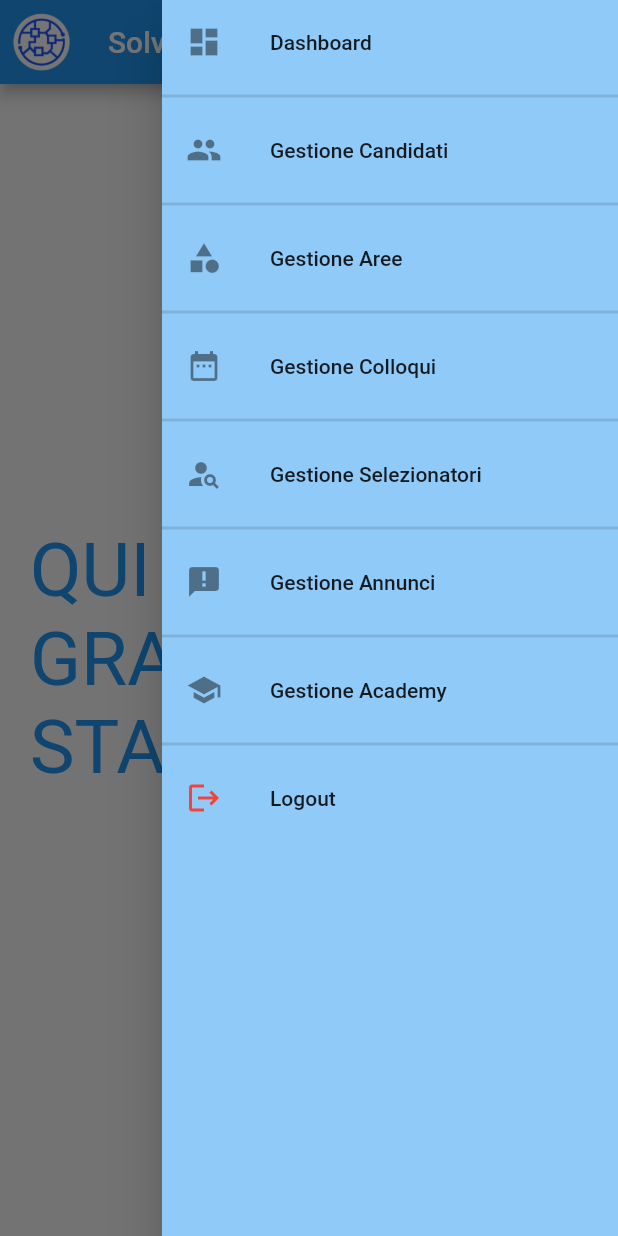
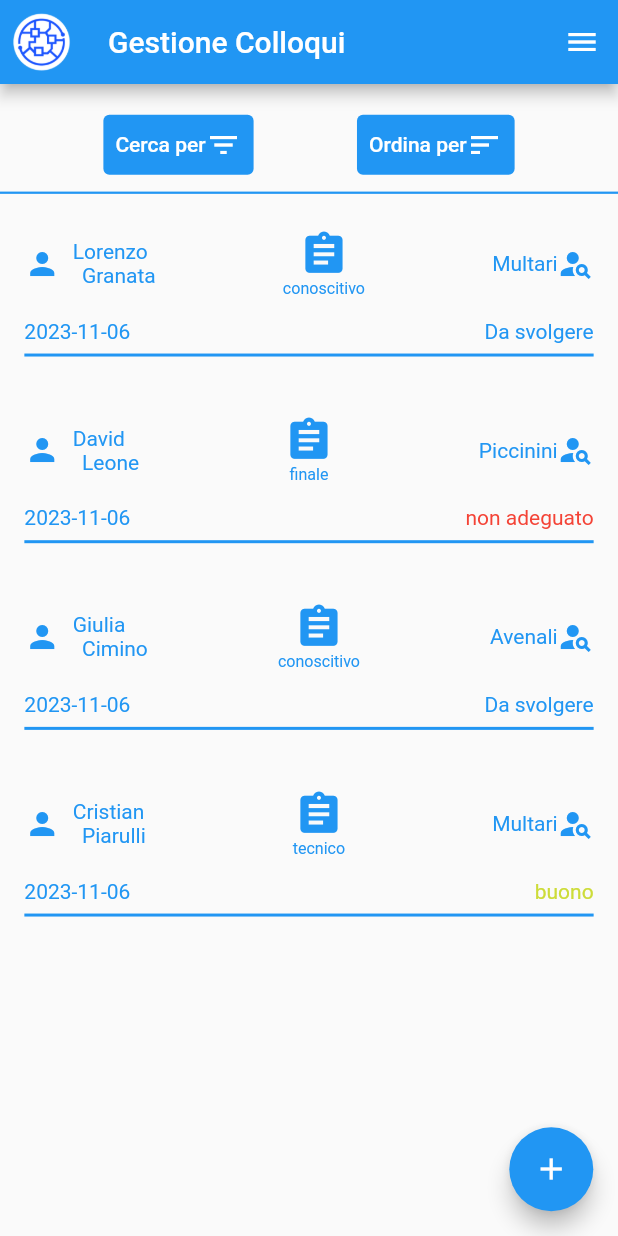
Before and after one commit to GiovanniCipolla/solving-recruitment-flutter, a Flutter app: the Home screen opened by its route, after a tap on the "menu" icon, after a tap on "Gestione Colloqui", on a phone screen of 412 x 824 dp. Run offline on Flutter 3.47's test engine with Material 2 defaults, Android fonts, the phone set to English and light mode, and no system bars.

Commit message:
Implementata screen colloquio e aggiunte map nei costants

```diff
--- a/lib/costants.dart
+++ b/lib/costants.dart
@@ -1,4 +1,5 @@
 import 'package:flutter/material.dart';
+import 'package:solving_recruitment_flutter/models/colloquio.dart';
 
 const urlAPI = 'http://localhost:8080/api';
 
@@ -48,3 +49,25 @@ void showConfirmationDialog(BuildContext context, String title,
     },
   );
 }
+
+Map<FeedbackColloquio, String> feedbackLabelMap = {
+  FeedbackColloquio.ottimo: "ottimo",
+  FeedbackColloquio.buono: "buono",
+  FeedbackColloquio.soddisfacente: "soddisfacente",
+  FeedbackColloquio.dubbio: "dubbio",
+  FeedbackColloquio.non_adeguato: "non adeguato",
+};
+
+Map<FeedbackColloquio, Color> feedbackColorMap = {
+  FeedbackColloquio.ottimo: Colors.green,
+  FeedbackColloquio.buono: Colors.lime,
+  FeedbackColloquio.soddisfacente: Colors.yellow,
+  FeedbackColloquio.dubbio: Colors.orange,
+  FeedbackColloquio.non_adeguato: Colors.red,
+};
+
+Map<Tipologia, String> tipologiaMap = {
+  Tipologia.conoscitivo: "conoscitivo",
+  Tipologia.tecnico: "tecnico",
+  Tipologia.finale: "finale",
+};
--- a/lib/data/data_mock.dart
+++ b/lib/data/data_mock.dart
@@ -1,6 +1,7 @@
 import 'package:solving_recruitment_flutter/models/annuncio.dart';
 import 'package:solving_recruitment_flutter/models/area.dart';
 import 'package:solving_recruitment_flutter/models/candidato.dart';
+import 'package:solving_recruitment_flutter/models/colloquio.dart';
 import 'package:solving_recruitment_flutter/models/selezionatore.dart';
 import 'package:solving_recruitment_flutter/models/tipologia_annuncio.dart';
 
@@ -133,3 +134,35 @@ List<CandidatoProva> candidatiMock = [
   candidato7,
   candidato8
 ];
+
+
+
+Colloquio colloquio1 = Colloquio(
+  data: DateTime.now(),
+  candidato: candidato1,
+  selezionatore: selezionatore1, tipologia: Tipologia.conoscitivo,
+);
+Colloquio colloquio2 = Colloquio(
+  data: DateTime.now(),
+  candidato: candidato2,
+  selezionatore: selezionatore2, tipologia: Tipologia.finale,
+  feedbackColloquio: FeedbackColloquio.non_adeguato
+);
+Colloquio colloquio3 = Colloquio(
+  data: DateTime.now(),
+  candidato: candidato3,
+  selezionatore: selezionatore3, tipologia: Tipologia.conoscitivo,
+);
+Colloquio colloquio4 = Colloquio(
+  data: DateTime.now(),
+  candidato: candidato4,
+  selezionatore: selezionatore1, tipologia: Tipologia.tecnico,
+  feedbackColloquio: FeedbackColloquio.buono
+);
+
+List<Colloquio> colloquiMock = [
+  colloquio1,
+  colloquio2,
+  colloquio3,
+  colloquio4
+];
--- a/lib/data/drawer_items.dart
+++ b/lib/data/drawer_items.dart
@@ -2,6 +2,7 @@ import 'package:flutter/material.dart';
 import 'package:solving_recruitment_flutter/screens/annuncio_screens/annuncio_screen.dart';
 import 'package:solving_recruitment_flutter/screens/area_screens/area_screen.dart';
 import 'package:solving_recruitment_flutter/screens/candidato_screens/candidato_screen.dart';
+import 'package:solving_recruitment_flutter/screens/colloquio_screens/colloquio_screen.dart';
 import 'package:solving_recruitment_flutter/screens/home.dart';
 import 'package:solving_recruitment_flutter/screens/login_screen.dart';
 import 'package:solving_recruitment_flutter/screens/selezionatore_screens/selezionatore_screen.dart';
@@ -48,7 +49,7 @@ final List<Map<String, dynamic>> drawerItems = [
     'title': 'Gestione Colloqui',
     'onTap': (context) {
       // Provider.of<AnnuncioProvider>(context, listen: false).getAnnunci();
-      //  Navigator.pushNamed(context, ColloquioScreen.routeName);
+       Navigator.pushNamed(context, ColloquioScreen.routeName);
     },
   },
   {
@@ -87,6 +88,18 @@ final List<Map<String, dynamic>> drawerItems = [
       Navigator.pushNamed(context, AreaScreen.routeName);
     },
   },
+   {
+    'divider': true,
+    'thickness': 2.0,
+  },
+  {
+    'icon': Icons.work,
+    'title': 'Gestione Tipologia Annunci',
+    'onTap': (context) {
+      // Provider.of<AnnuncioProvider>(context, listen: false).getAnnunci();
+      // Navigator.pushNamed(context, AreaScreen.routeName);
+    },
+  },
   {
     'divider': true,
     'thickness': 2.0,
--- a/lib/main.dart
+++ b/lib/main.dart
@@ -5,6 +5,7 @@ import 'package:solving_recruitment_flutter/providers/auth_provider.dart';
 import 'package:solving_recruitment_flutter/screens/annuncio_screens/annuncio_screen.dart';
 import 'package:solving_recruitment_flutter/screens/area_screens/area_screen.dart';
 import 'package:solving_recruitment_flutter/screens/candidato_screens/candidato_screen.dart';
+import 'package:solving_recruitment_flutter/screens/colloquio_screens/colloquio_screen.dart';
 import 'package:solving_recruitment_flutter/screens/home.dart';
 import 'package:solving_recruitment_flutter/screens/login_screen.dart';
 import 'package:solving_recruitment_flutter/screens/selezionatore_screens/selezionatore_screen.dart';
@@ -39,7 +40,7 @@ class MyApp extends StatelessWidget {
               LoginScreen.routeName: (ctx) => const LoginScreen(),
               AreaScreen.routeName: (ctx) => const AreaScreen(),
               CandidatoScreen.routeName: (ctx) => const CandidatoScreen(),
-              // ColloquioScreen.routeName: (ctx) => const ColloquioScreen(),
+              ColloquioScreen.routeName: (ctx) => const ColloquioScreen(),
               AnnuncioScreen.routeName: (ctx) => const AnnuncioScreen(),
               SelezionatoreScreen.routeName: (ctx) => const SelezionatoreScreen(),
               // TipologiaAnnuncioScreen.routeName: (ctx) => const TipologiaAnnuncioScreen(),
--- a/lib/models/colloquio.dart
+++ b/lib/models/colloquio.dart
@@ -1,39 +1,46 @@
 
 // creazione enum tipologia_annuncio
+import 'package:solving_recruitment_flutter/data/data_mock.dart';
+import 'package:solving_recruitment_flutter/models/selezionatore.dart';
+
 enum Tipologia { conoscitivo, tecnico, finale }
 
-enum Feedback { ottimo, buono, soddisfacente, dubbio, non_adeguato }
+enum FeedbackColloquio { ottimo, buono, soddisfacente, dubbio, non_adeguato }
 
 class Colloquio {
   Colloquio({
     this.id,
     required this.data,
     required this.tipologia,
-    this.feedback,
+    this.feedbackColloquio,
+    required this.candidato,
+    required this.selezionatore,
   });
 
   final String? id;
   final DateTime data;
   final Tipologia tipologia;
-  final Feedback? feedback;
+  final FeedbackColloquio? feedbackColloquio;
+  CandidatoProva candidato;
+  Selezionatore selezionatore;
   // String note;
   // Selezionatore(candidato),
 
-  factory Colloquio.fromJson(Map<String, dynamic> json) {
-    return Colloquio(
-      id: json['id'],
-      data: json['data'],
-      tipologia: json['tipologia'],
-      feedback: json['feedback'],
-    );
-  }
+  // factory Colloquio.fromJson(Map<String, dynamic> json) {
+  //   return Colloquio(
+  //     id: json['id'],
+  //     data: json['data'],
+  //     tipologia: json['tipologia'],
+  //     feedback: json['feedback'], candidato: ,
+  //   );
+  // }
 
   Map<String, dynamic> toJson() {
     return {
       'id': id,
       'data': data,
       'tipologia': tipologia,
-      'feedback': feedback,
+      'feedback': feedbackColloquio,
     };
   }
 }
--- a/lib/screens/area_screens/area_screen.dart
+++ b/lib/screens/area_screens/area_screen.dart
@@ -1,5 +1,6 @@
 import 'package:flutter/material.dart';
 import 'package:solving_recruitment_flutter/data/data_mock.dart';
+import 'package:solving_recruitment_flutter/data/size.dart';
 import 'package:solving_recruitment_flutter/widgets/area_widgets/area_item.dart';
 import 'package:solving_recruitment_flutter/widgets/custom/custom_appbar.dart';
 import 'package:solving_recruitment_flutter/widgets/custom/custom_button_add.dart';
@@ -21,7 +22,33 @@ class AreaScreen extends StatelessWidget {
             child: SingleChildScrollView(
               child: Column(
                 children: [
-                  ...areasMock.map((item) => AreaItem(area: item)).toList()
+                  ...areasMock.map((item) => AreaItem(area: item)).toList(),
+                  SizedBox(
+                    height: heightSize(context) * 0.15,
+                  ),
+                  TextButton(
+                    onPressed: () {},
+                    child: Row(
+                      mainAxisAlignment: MainAxisAlignment.end,
+                      children: [
+                        const Text(
+                          'Vai alla gestione academy',
+                          style: TextStyle(color: Colors.red),
+                        ),
+                        const Icon(
+                          Icons.arrow_forward,
+                          color: Colors.red,
+                        ),
+                        SizedBox(
+                          width: widthSize(context) * 0.02,
+                        ),
+                      ],
+                    ),
+                  ),
+                  const Divider(
+                    thickness: 2.0,
+                    color: Colors.red,
+                  )
                 ],
               ),
             ),
--- a/lib/screens/colloquio_screens/colloquio_screen.dart
+++ b/lib/screens/colloquio_screens/colloquio_screen.dart
@@ -1,15 +1,81 @@
-// import 'package:flutter/material.dart';
-// import 'package:solving_recruitment_flutter/widgets/custom_page_widget.dart';
+import 'package:flutter/material.dart';
+import 'package:solving_recruitment_flutter/data/data_mock.dart';
+import 'package:solving_recruitment_flutter/data/size.dart';
+import 'package:solving_recruitment_flutter/widgets/colloquio_widgets/colloquio_item.dart';
+import 'package:solving_recruitment_flutter/widgets/custom/custom_appbar.dart';
+import 'package:solving_recruitment_flutter/widgets/custom/custom_button_add.dart';
+import 'package:solving_recruitment_flutter/widgets/custom/custom_end_drawer.dart';
 
-// class ColloquioScreen extends StatelessWidget{
-//     static const String routeName = '/colloquio-screen';
+class ColloquioScreen extends StatelessWidget {
+  static const String routeName = '/colloquio-screen';
 
-//   const ColloquioScreen({super.key});
+  const ColloquioScreen({super.key});
 
-//   @override
-//   Widget build(BuildContext context) {
-//         return const CustomPageWidget(title: 'Gestione Colloqui', body: Placeholder());
-
-//   }
-
-// }
+  @override
+  Widget build(BuildContext context) => Scaffold(
+        appBar: const CustomAppbar(title: 'Gestione Colloqui'),
+        endDrawer: const CustomEndDrawer(),
+        body: Column(children: [
+          SizedBox(
+            height: heightSize(context) * 0.02,
+          ),
+          Row(
+            mainAxisAlignment: MainAxisAlignment
+                .spaceEvenly, // Allinea i pulsanti orizzontalmente
+            children: [
+              TextButton(
+                style: TextButton.styleFrom(
+                  backgroundColor: Theme.of(context).colorScheme.primary,
+                  foregroundColor: Theme.of(context).colorScheme.onPrimary,
+                ),
+                onPressed: () {
+                  // Aggiungi l'azione da eseguire quando il pulsante "Applica filtri" viene premuto.
+                },
+                child: const Row(
+                  children: [
+                    Text('Cerca per'),
+                    Icon(
+                      Icons.filter_list,
+                    )
+                  ],
+                ),
+              ),
+              TextButton(
+                style: TextButton.styleFrom(
+                  backgroundColor: Theme.of(context).colorScheme.primary,
+                  foregroundColor: Theme.of(context).colorScheme.onPrimary,
+                ),
+                onPressed: () {
+                  // Aggiungi l'azione da eseguire quando il pulsante "Ordina per" viene premuto.
+                },
+                child: const Row(
+                  children: [
+                    Text('Ordina per'),
+                    Icon(
+                      Icons.sort,
+                    )
+                  ],
+                ),
+              ),
+            ],
+          ),
+          Divider(
+            color: Theme.of(context).colorScheme.primary,
+            thickness: 1.5,
+          ),
+           Expanded(
+              child: SingleChildScrollView(
+            child: Column(children: [
+              ...colloquiMock
+                  .map((item) => ColloquioItem(colloquio: item))
+                  .toList(),
+            ]),
+          )),
+          CustomButtonAdd(
+            titleShowDialog: 'Aggiungi Colloquio',
+            descrizioneShowDialog: 'Sicuro di voler aggiungere un colloquio?',
+            metodoShowDialog: () {},
+          )
+        ]),
+      );
+}
--- /dev/null
+++ b/lib/widgets/colloquio_widgets/colloquio_item.dart
@@ -0,0 +1,109 @@
+import 'package:flutter/material.dart';
+import 'package:intl/intl.dart';
+import 'package:solving_recruitment_flutter/costants.dart';
+import 'package:solving_recruitment_flutter/data/size.dart';
+import 'package:solving_recruitment_flutter/models/colloquio.dart';
+
+class ColloquioItem extends StatelessWidget {
+  const ColloquioItem({super.key, required this.colloquio});
+  final Colloquio colloquio;
+
+  @override
+  Widget build(BuildContext context) {
+    final dateFormatter = DateFormat('yyyy-MM-dd');
+
+    return InkWell(
+      onTap: () {},
+      child: Container(
+        margin: EdgeInsets.all(heightSize(context) * 0.01),
+        padding: const EdgeInsets.all(8),
+        decoration: BoxDecoration(
+          borderRadius: BorderRadius.circular(16),
+        ),
+        child: Column(
+          mainAxisSize: MainAxisSize.min,
+          children: [
+            Row(
+              mainAxisAlignment: MainAxisAlignment.spaceBetween,
+              children: [
+                Row(children: [
+                  Icon(
+                    Icons.person,
+                    color: Theme.of(context).colorScheme.primary,
+                  ),
+                  SizedBox(
+                    width: widthSize(context) * 0.02,
+                  ),
+                  Column(
+                    crossAxisAlignment: CrossAxisAlignment.start,
+                    children: [
+                      Text(colloquio.candidato.nome,
+                          style: TextStyle(
+                            color: Theme.of(context).colorScheme.primary,
+                          )),
+                      Row(
+                        children: [
+                          SizedBox(
+                            width: widthSize(context) * 0.015,
+                          ),
+                          Text(colloquio.candidato.cognome,
+                              style: TextStyle(
+                                color: Theme.of(context).colorScheme.primary,
+                              )),
+                        ],
+                      )
+                    ],
+                  )
+                ]),
+                Column(children: [
+                  Icon(
+                    Icons.assignment,
+                    color: Theme.of(context).colorScheme.primary,
+                    size: heightSize(context) * 0.04,
+                  ),
+                  Text(
+                    tipologiaMap[colloquio.tipologia] ??
+                        "Tipologia mancante", // Utilizza il valore predefinito se tipologiaMap[colloquio.tipologia] è null
+                    style: TextStyle(
+                      color: Theme.of(context).colorScheme.primary,
+                      fontSize: heightSize(context) * 0.013,
+                    ),
+                  )
+                ]),
+                Row(children: [
+                  Text(colloquio.selezionatore.cognome,
+                      style: TextStyle(
+                        color: Theme.of(context).colorScheme.primary,
+                      )),
+                  Icon(
+                    Icons.person_search,
+                    color: Theme.of(context).colorScheme.primary,
+                  )
+                ])
+              ],
+            ),
+            SizedBox(
+              height: heightSize(context) * 0.017,
+            ),
+            Row(mainAxisAlignment: MainAxisAlignment.spaceBetween, children: [
+              Text(dateFormatter.format(colloquio.data),
+                  style: TextStyle(
+                    color: Theme.of(context).colorScheme.primary,
+                  )),
+              Text(
+                  feedbackLabelMap[colloquio.feedbackColloquio] ??
+                      'Da svolgere',
+                  style: TextStyle(
+                    color: feedbackColorMap[colloquio.feedbackColloquio] ?? Theme.of(context).colorScheme.primary,
+                  ))
+            ]),
+            Divider(
+              color: Theme.of(context).colorScheme.primary,
+              thickness: 2,
+            )
+          ],
+        ),
+      ),
+    );
+  }
+}
```
